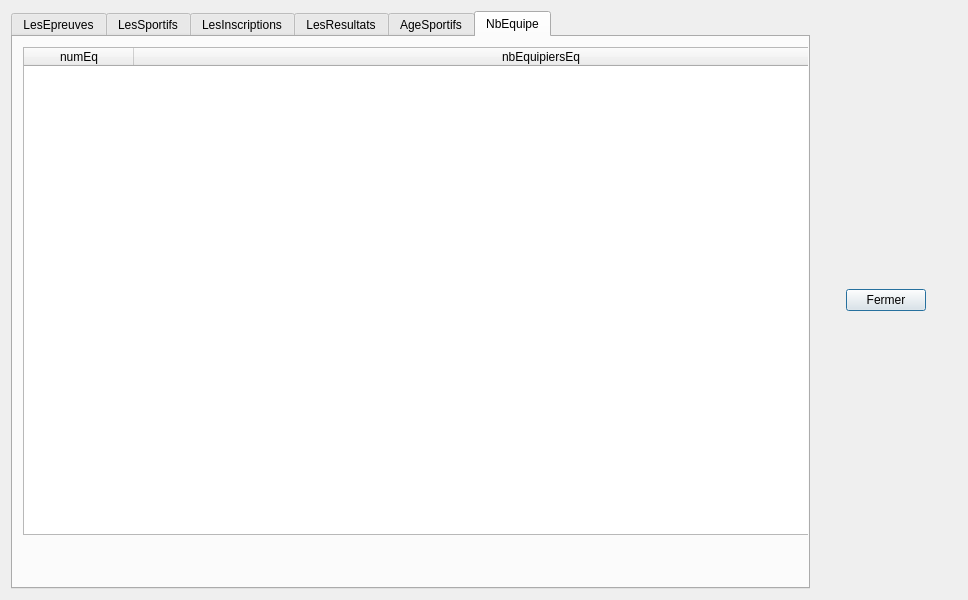
This is gui/v1_tablesData_modified.ui in zeynel95/CEBD_PROJECT as Qt 5 draws it before an edit. The edited form follows.
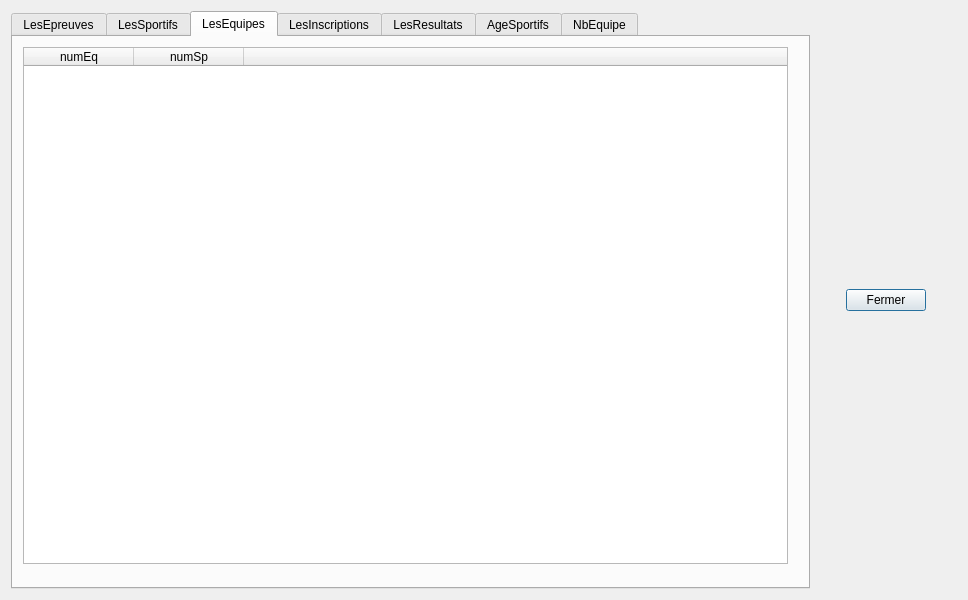
This is the edited form.

```diff
--- a/gui/v1_tablesData_modified.ui
+++ b/gui/v1_tablesData_modified.ui
@@ -31,7 +31,7 @@
      <item>
       <widget class="QTabWidget" name="tabWidget">
        <property name="currentIndex">
-        <number>5</number>
+        <number>2</number>
        </property>
        <widget class="QWidget" name="tabEpreuves">
         <attribute name="title">
@@ -285,6 +285,61 @@
          </item>
         </layout>
        </widget>
+       <widget class="QWidget" name="tabEquipe">
+        <attribute name="title">
+         <string>LesEquipes</string>
+        </attribute>
+        <widget class="QTableWidget" name="tableEquipes">
+         <property name="geometry">
+          <rect>
+           <x>10</x>
+           <y>10</y>
+           <width>765</width>
+           <height>517</height>
+          </rect>
+         </property>
+         <attribute name="horizontalHeaderDefaultSectionSize">
+          <number>110</number>
+         </attribute>
+         <attribute name="horizontalHeaderMinimumSectionSize">
+          <number>50</number>
+         </attribute>
+         <attribute name="horizontalHeaderStretchLastSection">
+          <bool>true</bool>
+         </attribute>
+         <attribute name="verticalHeaderVisible">
+          <bool>false</bool>
+         </attribute>
+         <column>
+          <property name="text">
+           <string>numEq</string>
+          </property>
+         </column>
+         <column>
+          <property name="text">
+           <string>numSp</string>
+          </property>
+         </column>
+         <column>
+          <property name="text">
+           <string/>
+          </property>
+         </column>
+        </widget>
+        <widget class="QLabel" name="label_equipes">
+         <property name="geometry">
+          <rect>
+           <x>30</x>
+           <y>540</y>
+           <width>721</width>
+           <height>20</height>
+          </rect>
+         </property>
+         <property name="text">
+          <string/>
+         </property>
+        </widget>
+       </widget>
        <widget class="QWidget" name="tabInscriptions">
         <attribute name="title">
          <string>LesInscriptions</string>
```
Left out of the diff: 5 changed lines with no effect on the pictures.
